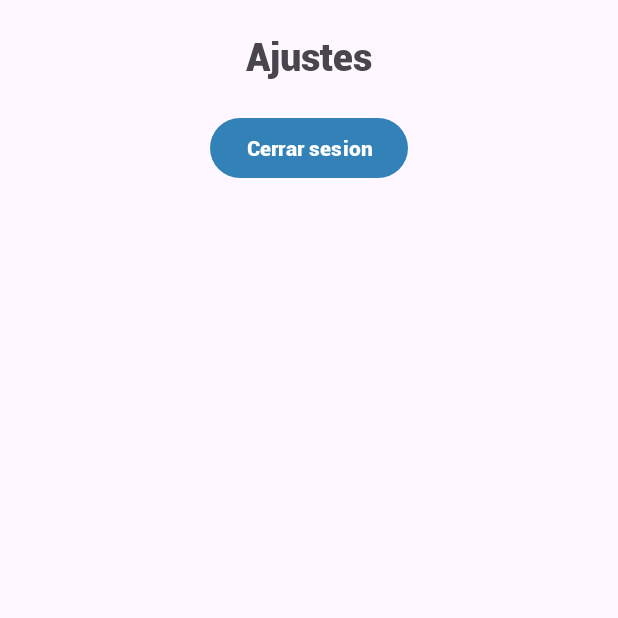
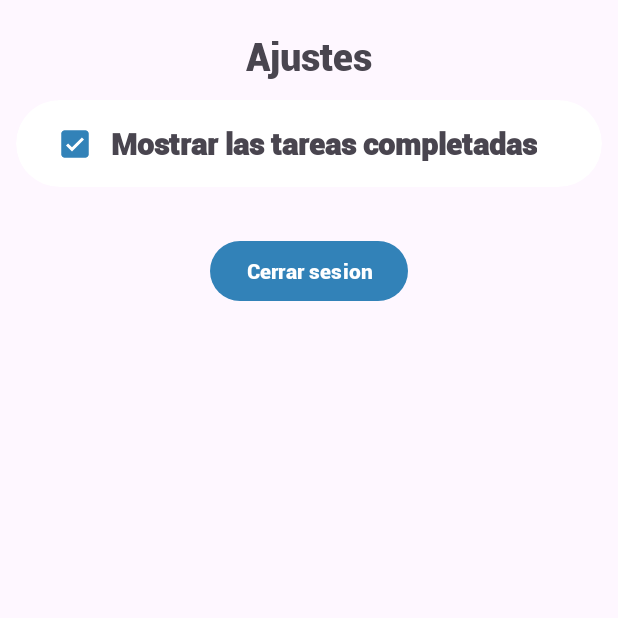
Before and after one commit to Dani063/TaskMaster, an Android app: the Ajustes screen opened directly, with no data from a screen before it, on a phone screen of 412 x 824 dp, the top half of it. Run offline under Robolectric (Android 15) with nearby library versions, the phone set to English and light mode, and no system bars; our stand-ins replace Firebase (no records; nobody signed in at launch, a user with empty details on screens opened directly).

Commit message:
opcion mostrar/ocultar tareas en ajustes

```diff
--- a/app/src/main/java/com/example/taskmaster/Ajustes.java
+++ b/app/src/main/java/com/example/taskmaster/Ajustes.java
@@ -1,12 +1,20 @@
 package com.example.taskmaster;
 
+import android.app.AlertDialog;
+import android.app.MediaRouteButton;
+import android.content.DialogInterface;
 import android.content.Intent;
+import android.content.SharedPreferences;
 import android.os.Bundle;
+import android.preference.PreferenceManager;
 import android.view.View;
 import android.widget.Button;
+import android.widget.CheckBox;
+import android.widget.Switch;
 import android.widget.Toast;
 
 import androidx.activity.EdgeToEdge;
+import androidx.activity.OnBackPressedCallback;
 import androidx.appcompat.app.AppCompatActivity;
 import androidx.core.graphics.Insets;
 import androidx.core.view.ViewCompat;
@@ -17,6 +25,7 @@ import com.google.firebase.auth.FirebaseAuth;
 public class Ajustes extends AppCompatActivity {
 
     Button CerrarSesion;
+    CheckBox MostrarTareas;
     FirebaseAuth firebaseAuth;
 
     @Override
@@ -29,9 +38,28 @@ public class Ajustes extends AppCompatActivity {
             v.setPadding(systemBars.left, systemBars.top, systemBars.right, systemBars.bottom);
             return insets;
         });
+        // Configurar el OnBackPressedCallback
+        OnBackPressedCallback callback = new OnBackPressedCallback(true) {
+            @Override
+            public void handleOnBackPressed() {
+                startActivity(new Intent(Ajustes.this, Menu_Principal.class));
+            }
+        };
         firebaseAuth = FirebaseAuth.getInstance();
 
         CerrarSesion = findViewById(R.id.CerrarSesion);
+        MostrarTareas = findViewById(R.id.checkboxVisibilidadTareas);
+
+        SharedPreferences preferences = PreferenceManager.getDefaultSharedPreferences(this);
+        boolean mostrarCompletadas = preferences.getBoolean("mostrarCompletadas", true);
+        MostrarTareas.setChecked(mostrarCompletadas);
+
+        MostrarTareas.setOnCheckedChangeListener((buttonView, isChecked) -> {
+            SharedPreferences.Editor editor = preferences.edit();
+            editor.putBoolean("mostrarCompletadas", isChecked);
+            editor.apply();
+        });
+
         CerrarSesion.setOnClickListener(new View.OnClickListener() {
             @Override
             public void onClick(View v) {
@@ -39,6 +67,7 @@ public class Ajustes extends AppCompatActivity {
             }
         });
     }
+
     private void SalirApp() {
         firebaseAuth.signOut();
         startActivity(new Intent(Ajustes.this,MainActivity.class));
--- a/app/src/main/res/layout/activity_ajustes.xml
+++ b/app/src/main/res/layout/activity_ajustes.xml
@@ -20,6 +20,49 @@
         android:gravity="center"
         android:layout_marginTop="20dp"/>
 
+    <androidx.cardview.widget.CardView
+        android:clickable="true"
+        android:focusable="true"
+        android:foreground="?android:attr/selectableItemBackground"
+        app:cardUseCompatPadding="true"
+        xmlns:android="http://schemas.android.com/apk/res/android"
+        android:layout_width="match_parent"
+        android:layout_height="wrap_content"
+        xmlns:app="http://schemas.android.com/apk/res-auto"
+        android:layout_margin="0dp"
+        app:cardCornerRadius="29dp"
+        app:cardElevation="0dp">
+
+        <LinearLayout
+            android:layout_width="match_parent"
+            android:layout_height="wrap_content"
+            android:orientation="horizontal"
+            android:padding="15dp">
+
+            <CheckBox
+                android:id="@+id/checkboxVisibilidadTareas"
+                android:layout_width="wrap_content"
+                android:layout_height="match_parent"
+                android:layout_gravity="center"/>
+
+            <LinearLayout
+                android:layout_width="match_parent"
+                android:layout_height="wrap_content"
+                android:orientation="vertical"
+                android:padding="0dp">
+                <TextView
+                    android:layout_width="wrap_content"
+                    android:layout_height="wrap_content"
+                    android:fontFamily="@font/robotoblack"
+                    android:text="@string/MostarTareasCompletada"
+                    android:textSize="20sp"
+                    android:textStyle="bold" />
+            </LinearLayout>
+
+        </LinearLayout>
+
+    </androidx.cardview.widget.CardView>
+
     <Button
         android:id="@+id/CerrarSesion"
         android:layout_width="wrap_content"
@@ -31,4 +74,5 @@
         android:layout_marginBottom="16dp"/>
 
 
+
 </LinearLayout>
--- a/app/src/main/res/values/strings.xml
+++ b/app/src/main/res/values/strings.xml
@@ -78,5 +78,6 @@
     <!-- AJUSTES -->
     <string name="AjustesTXT">Ajustes</string>
     <string name="CerrarSesion">Cerrar sesion</string>
+    <string name="MostarTareasCompletada">Mostrar las tareas completadas</string>
 
 </resources>
```
Also changed, not shown: app/src/main/java/com/example/taskmaster/Menu_Principal.java (+13 -7 lines), app/src/main/res/layout/activity_menu_principal.xml (+17 -9 lines).
